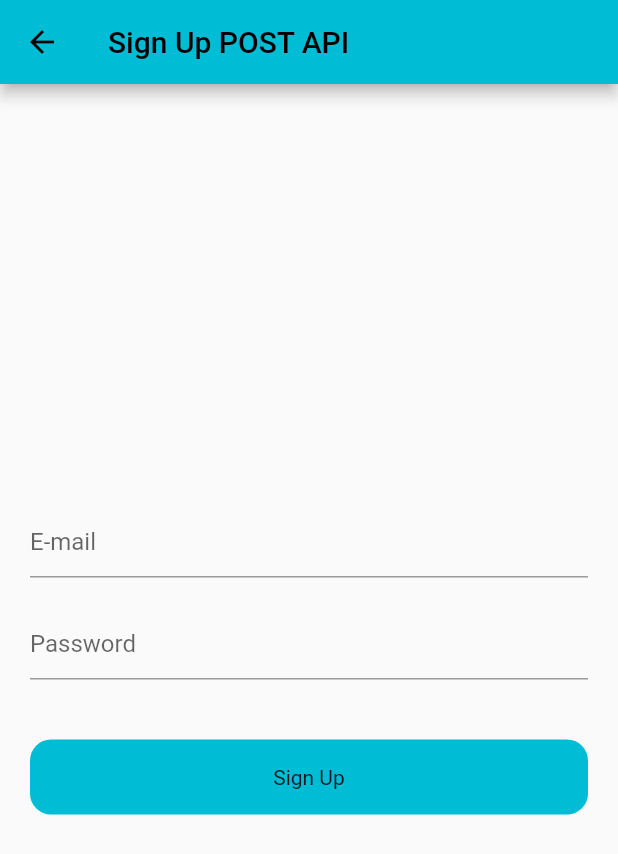
After one commit to siddhesh12323/api_testing_flutter, a Flutter app: the SignUp screen opened by its route, after a tap on "Sign Up", on a phone screen of 412 x 824 dp. The commit adds this screen. Shown: the top 854 px of the screen. Run offline on Flutter 3.47's test engine with Material 2 defaults, Android fonts, the phone set to English and light mode, and no system bars; network calls fail.

Commit message:
login and sign up api, boilerplate for image api

```diff
--- a/lib/main.dart
+++ b/lib/main.dart
@@ -2,6 +2,7 @@ import 'package:flutter/material.dart';
 import 'package:quotes_for_you_testing/screens/home_page.dart';
 import 'package:quotes_for_you_testing/screens/product_page_example.dart';
 import 'package:quotes_for_you_testing/screens/random_quote.dart';
+import 'package:quotes_for_you_testing/screens/sign_up.dart';
 import 'package:quotes_for_you_testing/screens/user_example_2_home.dart';
 // import 'data/get_value.dart';
 
@@ -22,6 +23,7 @@ class MyApp extends StatelessWidget {
         '/userData':(context) => const Home2(),
         '/productData':(context) => const Home3(),
         '/randomQuote':(context) => const Home4(),
+        '/signUp':(context) => const SignUp(),
       },
       theme: ThemeData(primarySwatch: Colors.cyan),
     );
--- a/lib/screens/home_page.dart
+++ b/lib/screens/home_page.dart
@@ -132,6 +132,12 @@ class _HomeState extends State<Home> {
                 Navigator.pushNamed(context, '/randomQuote');
               },
             ),
+            ListTile(
+              title: const Text('Sign Up'),
+              onTap: () {
+                Navigator.pushNamed(context, '/signUp');
+              },
+            ),
           ],
         ),
       ),
--- a/lib/screens/random_quote.dart
+++ b/lib/screens/random_quote.dart
@@ -13,9 +13,6 @@ class Home4 extends StatefulWidget {
 }
 
 class _Home4State extends State<Home4> {
-
-
-
   List<QuoteModel> quoteList = [];
   Future<List<QuoteModel>> getRandomQuote() async {
     final response =
--- /dev/null
+++ b/lib/screens/sign_up.dart
@@ -0,0 +1,90 @@
+import 'dart:convert';
+
+import 'package:flutter/material.dart';
+import 'package:http/http.dart';
+
+class SignUp extends StatefulWidget {
+  const SignUp({super.key});
+
+  @override
+  State<SignUp> createState() => _SignUpState();
+}
+
+class _SignUpState extends State<SignUp> {
+  void showSnackbar(String message) {
+    final snackBar = SnackBar(
+      content: Text('$message'),
+      duration: Duration(seconds: 3),
+    );
+    ScaffoldMessenger.of(context).showSnackBar(snackBar);
+  }
+
+  TextEditingController emailController = TextEditingController();
+  TextEditingController passwordController = TextEditingController();
+
+  void login(String email, String password) async {
+    try {
+      // Response response =
+      //     await post(Uri.parse('https://reqres.in/api/login'), body: {
+      //   'email': email,
+      //   'password': password,
+      // });
+      Response response =
+          await post(Uri.parse('https://reqres.in/api/register'), body: {
+        'email': email,
+        'password': password,
+      });
+      if (response.statusCode == 200) {
+        //if (!context.mounted) return;
+        var data = jsonDecode(response.body.toString());
+        showSnackbar('Sign Up with token ${data['token']}');
+      }
+    } catch (e) {
+      print(e.toString());
+    }
+  }
+
+  @override
+  Widget build(BuildContext context) {
+    return Scaffold(
+      appBar: AppBar(title: Text('Sign Up POST API'),),
+      body: Padding(
+        padding: const EdgeInsets.all(20),
+        child: Column(
+          mainAxisAlignment: MainAxisAlignment.center,
+          crossAxisAlignment: CrossAxisAlignment.center,
+          children: [
+            TextFormField(
+              decoration: InputDecoration(hintText: 'E-mail'),
+              controller: emailController,
+            ),
+            SizedBox(
+              height: 20,
+            ),
+            TextFormField(
+              decoration: InputDecoration(hintText: 'Password'),
+              controller: passwordController,
+            ),
+            SizedBox(
+              height: 40,
+            ),
+            GestureDetector(
+              onTap: () {
+                login(emailController.text.toString(),
+                    passwordController.text.toString());
+              },
+              child: Container(
+                height: 50,
+                child: Center(
+                  child: Text('Sign Up'),
+                ),
+                decoration: BoxDecoration(
+                    color: Colors.cyan, borderRadius: BorderRadius.circular(14)),
+              ),
+            )
+          ],
+        ),
+      ),
+    );
+  }
+}
--- a/pubspec.yaml
+++ b/pubspec.yaml
@@ -36,6 +36,8 @@ dependencies:
   # Use with the CupertinoIcons class for iOS style icons.
   cupertino_icons: ^1.0.2
   http: ^0.13.5
+  modal_progress_hud_nsn: ^0.3.0
+  image_picker: ^0.8.7+4
   # provider: ^6.0.5
   # flutter_riverpod: ^2.3.5
 
```
Also changed, not shown: pubspec.lock, 5 other files.
